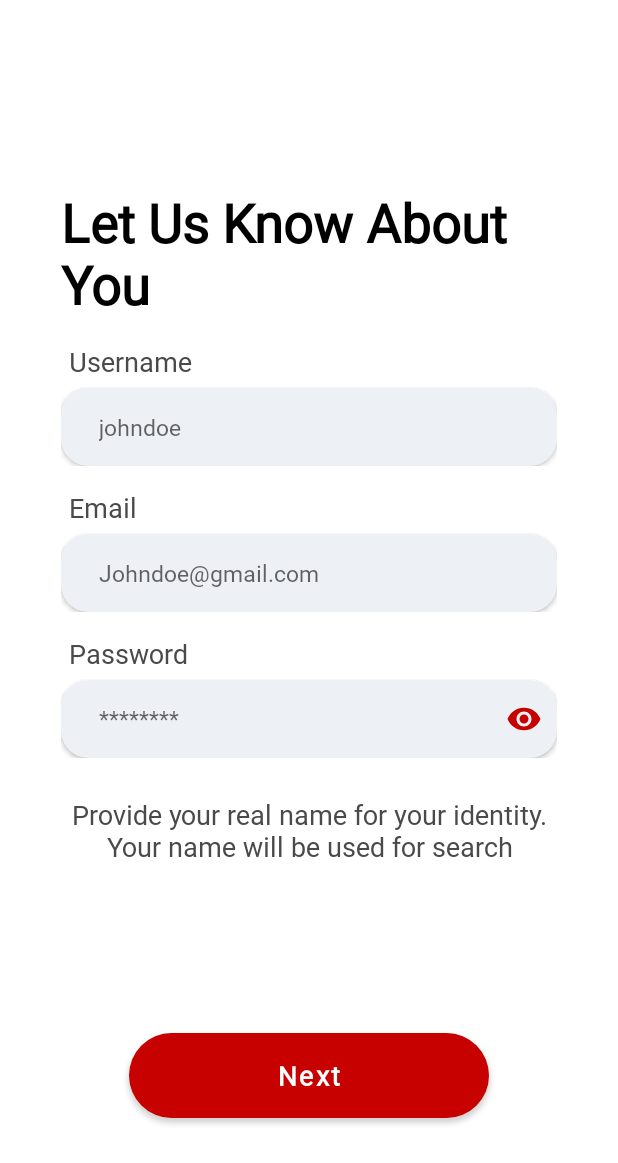
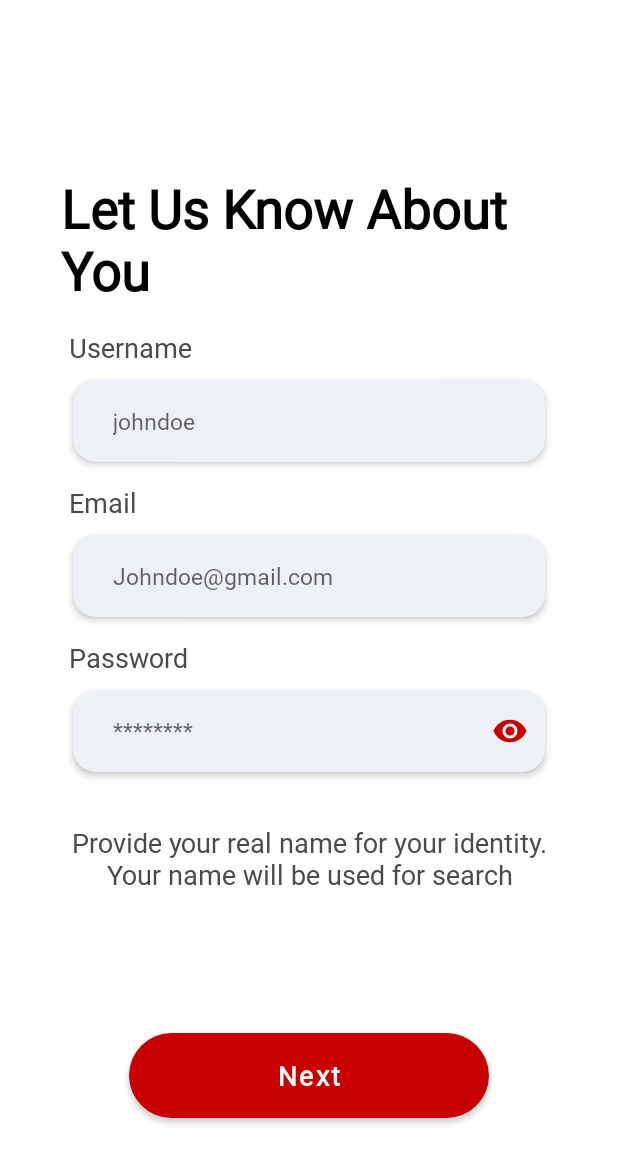
Before and after one commit to anikrakib/BloodDonation, an Android app: the AboutYouFragment screen opened directly, with no data from a screen before it, on a phone screen of 412 x 824 dp, the part 73-1236 px from its top. Run offline under Robolectric (Android 15) with nearby library versions, the phone set to English and light mode, and no system bars.

Commit message:
Contact Information Fragment Design Complete

```diff
--- a/app/src/main/res/layout/fragment_about_you.xml
+++ b/app/src/main/res/layout/fragment_about_you.xml
@@ -12,9 +12,7 @@
         android:layout_width="match_parent"
         android:layout_height="0dp"
         android:layout_marginStart="15dp"
-        android:layout_marginTop="10dp"
         android:layout_marginEnd="15dp"
-        android:layout_marginBottom="20dp"
         android:gravity="center"
         android:orientation="vertical"
         app:layout_constraintBottom_toTopOf="@+id/nextButton"
@@ -43,15 +41,18 @@
                 android:gravity="center"
                 android:textColor="@color/secondaryTextColor"
                 android:layout_marginStart="@dimen/margin_5dp"
-                android:layout_marginBottom="@dimen/margin_5dp"
                 android:textSize="@dimen/text_size_18sp"/>
 
             <androidx.cardview.widget.CardView
                 android:layout_width="match_parent"
                 android:layout_height="wrap_content"
                 app:cardBackgroundColor="@color/textBoxBackgroundColor"
-                app:cardCornerRadius="18dp"
-                android:elevation="@dimen/margin_5dp">
+                app:cardCornerRadius="@dimen/margin_15dp"
+                android:elevation="@dimen/margin_5dp"
+                app:cardElevation="3dp"
+                android:outlineAmbientShadowColor="@color/black"
+                app:cardUseCompatPadding="true"
+                app:contentPadding="1dp">
 
                 <LinearLayout
                     android:layout_width="match_parent"
@@ -80,7 +81,7 @@
             android:layout_width="match_parent"
             android:layout_height="wrap_content"
             android:orientation="vertical"
-            android:layout_marginTop="@dimen/margin_15dp">
+            android:layout_marginTop="@dimen/margin_5dp">
 
             <TextView
                 android:layout_width="wrap_content"
@@ -89,15 +90,18 @@
                 android:gravity="center"
                 android:textColor="@color/secondaryTextColor"
                 android:layout_marginStart="@dimen/margin_5dp"
-                android:layout_marginBottom="@dimen/margin_5dp"
                 android:textSize="@dimen/text_size_18sp"/>
 
             <androidx.cardview.widget.CardView
                 android:layout_width="match_parent"
                 android:layout_height="wrap_content"
                 app:cardBackgroundColor="@color/textBoxBackgroundColor"
-                app:cardCornerRadius="18dp"
-                android:elevation="@dimen/margin_5dp">
+                app:cardCornerRadius="@dimen/margin_15dp"
+                android:elevation="@dimen/margin_5dp"
+                app:cardElevation="3dp"
+                android:outlineAmbientShadowColor="@color/black"
+                app:cardUseCompatPadding="true"
+                app:contentPadding="1dp">
 
                 <LinearLayout
                     android:layout_width="match_parent"
@@ -127,7 +131,7 @@
             android:layout_width="match_parent"
             android:layout_height="wrap_content"
             android:orientation="vertical"
-            android:layout_marginTop="@dimen/margin_15dp">
+            android:layout_marginTop="@dimen/margin_5dp">
 
             <TextView
                 android:layout_width="wrap_content"
@@ -136,15 +140,18 @@
                 android:gravity="center"
                 android:textColor="@color/secondaryTextColor"
                 android:layout_marginStart="@dimen/margin_5dp"
-                android:layout_marginBottom="@dimen/margin_5dp"
                 android:textSize="@dimen/text_size_18sp"/>
 
             <androidx.cardview.widget.CardView
                 android:layout_width="match_parent"
                 android:layout_height="wrap_content"
                 app:cardBackgroundColor="@color/textBoxBackgroundColor"
-                app:cardCornerRadius="18dp"
+                app:cardCornerRadius="@dimen/margin_15dp"
                 android:elevation="@dimen/margin_5dp"
+                app:cardElevation="3dp"
+                android:outlineAmbientShadowColor="@color/black"
+                app:cardUseCompatPadding="true"
+                app:contentPadding="1dp"
                 tools:targetApi="lollipop">
 
                 <androidx.constraintlayout.widget.ConstraintLayout
```
Also changed, not shown: app/src/main/java/com/anikrakib/blooddonation/Fragment/ContactInformationFragment.java (+28 -18 lines), app/src/main/res/layout/fragment_contact_information.xml (+19 -13 lines).
